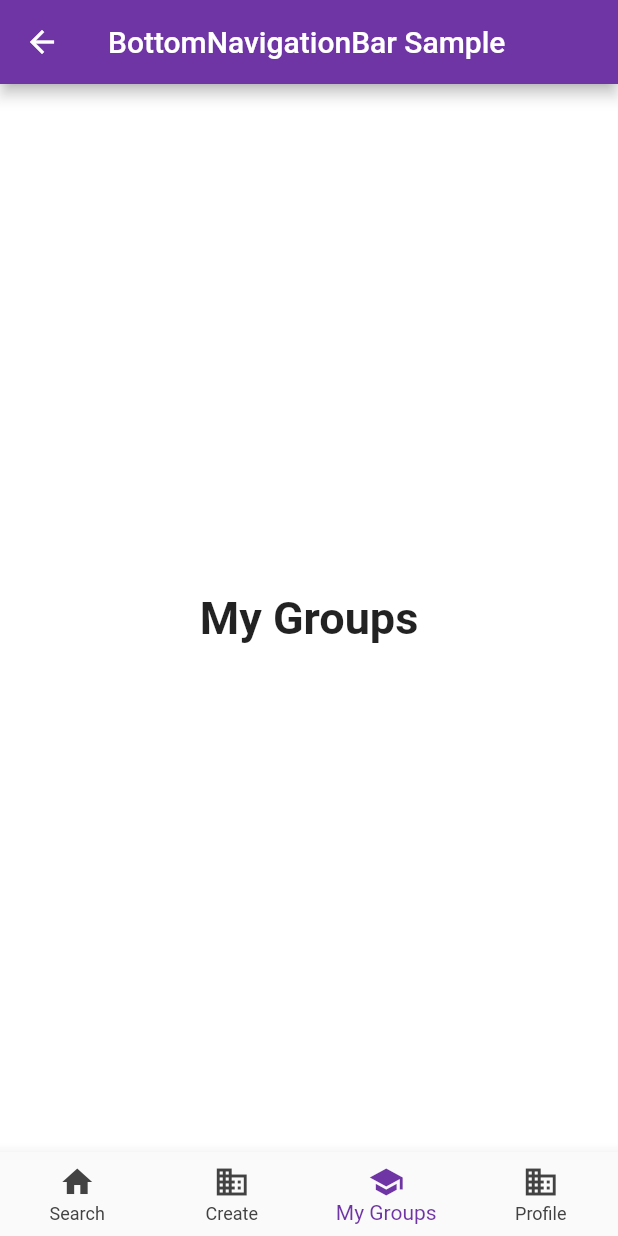
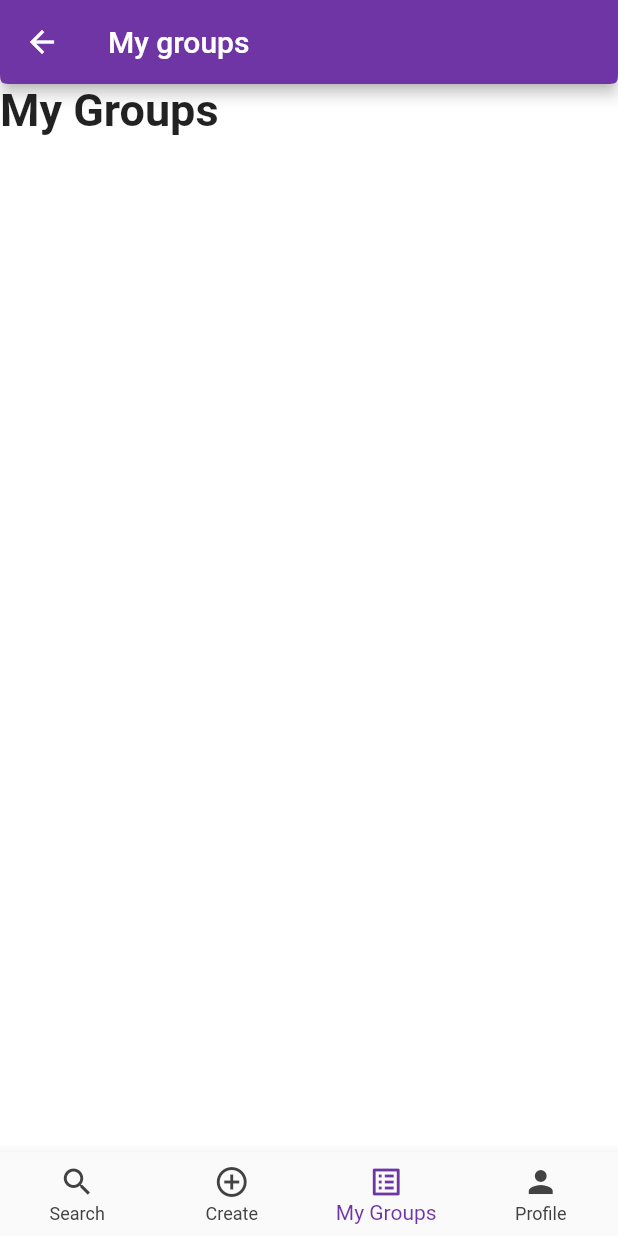
Before and after one commit to tsaplyadmitriy/FSESocialHabitApp, a Flutter app: the BottomNavigator screen opened directly, item 3 of the bottom bar chosen, on a phone screen of 412 x 824 dp. Run offline on Flutter 3.47's test engine with Material 2 defaults, Android fonts, the phone set to English and light mode, and no system bars; our stand-ins replace flutter_svg.

```diff
--- a/mobile/lib/main.dart
+++ b/mobile/lib/main.dart
@@ -14,7 +14,10 @@ class MyApp extends StatelessWidget {
       debugShowCheckedModeBanner: false,
       title: 'Social Habit App',
       //home: BottomNavigator(),
-      home: WelcomeScreen(),
+      home: ClipRRect(
+          borderRadius: BorderRadius.circular(20.0),
+          child: WelcomeScreen()),
+
       theme: ThemeData(
         primaryColor:  constants.kPrimaryColor,
         scaffoldBackgroundColor: Colors.white,
--- a/mobile/lib/screens/bottomnav/bottomnav.dart
+++ b/mobile/lib/screens/bottomnav/bottomnav.dart
@@ -2,18 +2,10 @@
 import 'package:flutter/cupertino.dart';
 import 'package:flutter/material.dart';
 import 'package:social_habit_app/constants.dart';
+import 'package:social_habit_app/screens/findgroup/findgroup.dart';
 
 class BottomNavigator extends StatefulWidget {
   BottomNavigator({Key key, this.title}) : super(key: key);
-
-  // This widget is the home page of your application. It is stateful, meaning
-  // that it has a State object (defined below) that contains fields that affect
-  // how it looks.
-
-  // This class is the configuration for the state. It holds the values (in this
-  // case the title) provided by the parent (in this case the App widget) and
-  // used by the build method of the State. Fields in a Widget subclass are
-  // always marked "final".
 
   final String title;
 
@@ -25,11 +17,11 @@ class _MyHomePageState extends State<BottomNavigator> {
   int _selectedIndex = 0;
   static const TextStyle optionStyle =
   TextStyle(fontSize: 30, fontWeight: FontWeight.bold);
-  static const List<Widget> _widgetOptions = <Widget>[
-    Text(
-      'Search',
-      style: optionStyle,
-    ),
+
+  static List<String>pageHeaders = ["Search","Create","My groups","Profile"];
+  static  List<Widget> _widgetOptions = <Widget>[
+
+    FindGroupScreen(),
     Text(
       'Create',
       style: optionStyle,
@@ -60,28 +52,39 @@ class _MyHomePageState extends State<BottomNavigator> {
     // than having to individually change instances of widgets.
     return Scaffold(
       appBar: AppBar(
-        title: const Text('BottomNavigationBar Sample'),
+
+        title:  Text(pageHeaders.elementAt(_selectedIndex)),
+        shape: ContinuousRectangleBorder(
+            borderRadius: BorderRadius.only(
+                bottomLeft: Radius.circular(10), bottomRight: Radius.circular(10))),
+        actions: (_selectedIndex==0)
+            ?<Widget>[
+          IconButton(icon: Icon(Icons.filter_list_alt), onPressed: (){
+
+            //filter
+          })
+        ]   :   [],
       ),
-      body: Center(
-        child: _widgetOptions.elementAt(_selectedIndex),
-      ),
+      body: _widgetOptions.elementAt(_selectedIndex),
+
       bottomNavigationBar: BottomNavigationBar(
+
         type: BottomNavigationBarType.fixed,
         items: const <BottomNavigationBarItem>[
           BottomNavigationBarItem(
-            icon: Icon(Icons.home),
+            icon: Icon(Icons.search),
             title: Text('Search'),
           ),
           BottomNavigationBarItem(
-            icon: Icon(Icons.business),
+            icon: Icon(Icons.add_circle_outline),
             title: Text('Create'),
           ),
           BottomNavigationBarItem(
-            icon: Icon(Icons.school),
+            icon: Icon(Icons.list_alt),
             title: Text('My Groups'),
           ),
           BottomNavigationBarItem(
-            icon: Icon(Icons.business),
+            icon: Icon(Icons.person),
             title: Text('Profile'),
           ),
         ],
```
Also changed, not shown: mobile/lib/constants.dart (+8 -2 lines), mobile/lib/screens/findgroup/findgroup.dart (added, +75 -0 lines), mobile/lib/screens/groupcardpage/group_card_page.dart (added, +112 -0 lines).
